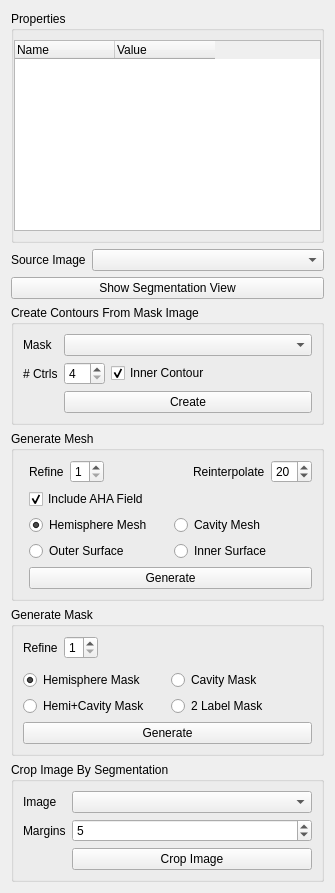
Above: src/ui/SegObjProp.ui from ericspod/Eidolon before the change. Below: the same form after it.
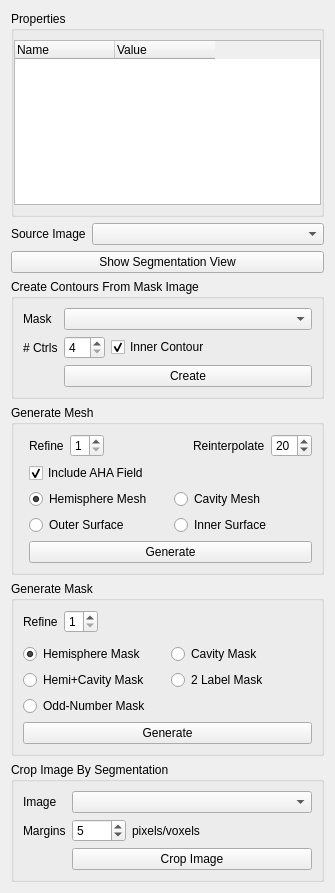
That is the form after the change.

Patch:
```diff
--- a/src/ui/SegObjProp.ui
+++ b/src/ui/SegObjProp.ui
@@ -84,7 +84,7 @@
           <string>Name</string>
          </property>
          <property name="textAlignment">
-          <set>AlignLeft|AlignVCenter</set>
+          <set>AlignLeading|AlignVCenter</set>
          </property>
         </column>
         <column>
@@ -92,7 +92,7 @@
           <string>Value</string>
          </property>
          <property name="textAlignment">
-          <set>AlignLeft|AlignVCenter</set>
+          <set>AlignLeading|AlignVCenter</set>
          </property>
         </column>
        </widget>
@@ -427,6 +427,26 @@
         <property name="topMargin">
          <number>5</number>
         </property>
+        <item row="1" column="0">
+         <widget class="QRadioButton" name="hemcavButton">
+          <property name="toolTip">
+           <string>Generate a mask from 1/2 contours representing a filled hemisphere</string>
+          </property>
+          <property name="text">
+           <string>Hemi+Cavity Mask</string>
+          </property>
+         </widget>
+        </item>
+        <item row="1" column="1">
+         <widget class="QRadioButton" name="label2Button">
+          <property name="toolTip">
+           <string>Generate a mask from 2 contours representing a hemisphere and cavity with different labels</string>
+          </property>
+          <property name="text">
+           <string>2 Label Mask</string>
+          </property>
+         </widget>
+        </item>
         <item row="0" column="1">
          <widget class="QRadioButton" name="cavMaskButton">
           <property name="toolTip">
@@ -450,23 +470,13 @@
           </property>
          </widget>
         </item>
-        <item row="1" column="1">
-         <widget class="QRadioButton" name="label2Button">
+        <item row="2" column="0">
+         <widget class="QRadioButton" name="oddNumButton">
           <property name="toolTip">
-           <string>Generate a mask from 2 contours representing a hemisphere and cavity with different labels</string>
+           <string>Generate a mask by filling in pixels present within an odd number of contours</string>
           </property>
           <property name="text">
-           <string>2 Label Mask</string>
-          </property>
-         </widget>
-        </item>
-        <item row="1" column="0">
-         <widget class="QRadioButton" name="hemcavButton">
-          <property name="toolTip">
-           <string>Generate a mask from 1/2 contours representing a filled hemisphere</string>
-          </property>
-          <property name="text">
-           <string>Hemi+Cavity Mask</string>
+           <string>Odd-Number Mask</string>
           </property>
          </widget>
         </item>
@@ -512,17 +522,7 @@
         </property>
        </widget>
       </item>
-      <item row="1" column="1">
-       <widget class="QSpinBox" name="marginBox">
-        <property name="toolTip">
-         <string>margin in XY around segmentation bound box</string>
-        </property>
-        <property name="value">
-         <number>5</number>
-        </property>
-       </widget>
-      </item>
-      <item row="2" column="1">
+      <item row="3" column="1">
        <widget class="QPushButton" name="cropButton">
         <property name="sizePolicy">
          <sizepolicy hsizetype="Expanding" vsizetype="Fixed">
@@ -538,6 +538,39 @@
         </property>
        </widget>
       </item>
+      <item row="1" column="1">
+       <layout class="QHBoxLayout" name="horizontalLayout_5">
+        <property name="topMargin">
+         <number>0</number>
+        </property>
+        <item>
+         <widget class="QSpinBox" name="marginBox">
+          <property name="sizePolicy">
+           <sizepolicy hsizetype="Maximum" vsizetype="Fixed">
+            <horstretch>0</horstretch>
+            <verstretch>0</verstretch>
+           </sizepolicy>
+          </property>
+          <property name="toolTip">
+           <string>margin in XY around segmentation bound box</string>
+          </property>
+          <property name="maximum">
+           <number>9999</number>
+          </property>
+          <property name="value">
+           <number>5</number>
+          </property>
+         </widget>
+        </item>
+        <item>
+         <widget class="QLabel" name="label_9">
+          <property name="text">
+           <string>pixels/voxels</string>
+          </property>
+         </widget>
+        </item>
+       </layout>
+      </item>
      </layout>
     </widget>
    </item>
```
